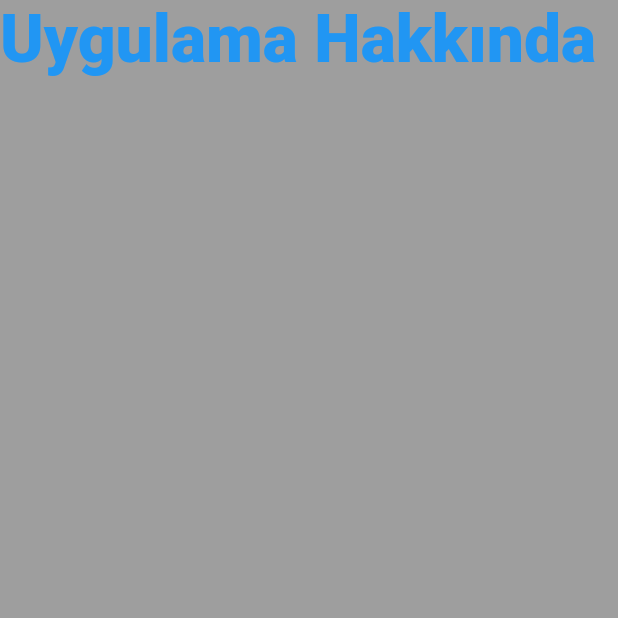
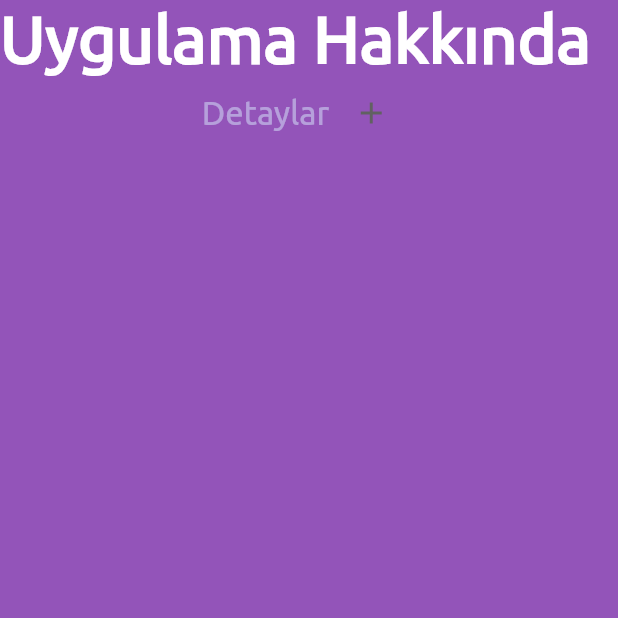
Before and after one commit to EsraKantarci/mirasapp, a Flutter app: the screen it shows after launch, on a phone screen of 412 x 824 dp, the top half of it. Run offline on Flutter 3.47's test engine with Material 2 defaults, Android fonts, the phone set to English and light mode, and no system bars; Roboto replaces fonts that are missing (Avenir).

Commit message:
Fonts added, pubspec settings updated, dropdown added

```diff
--- a/lib/home_page.dart
+++ b/lib/home_page.dart
@@ -1,4 +1,6 @@
 import 'package:flutter/material.dart';
+
+import 'constants.dart';
 
 class HomePage extends StatefulWidget {
   @override
@@ -9,7 +11,7 @@ class _HomePageState extends State<HomePage> {
   @override
   Widget build(BuildContext context) {
     return Scaffold(
-        backgroundColor: Colors.black38,
+        backgroundColor: gradientEndColor,
         body: Container(
             child: SafeArea(
                 child: Column(
@@ -17,12 +19,34 @@ class _HomePageState extends State<HomePage> {
             Text(
               "Uygulama Hakkında",
               style: TextStyle(
-                fontFamily: "Avenir",
+                fontFamily: "Ubuntu",
                 fontSize: 44,
-                color: Colors.blue,
+                color: Colors.white,
                 fontWeight: FontWeight.w900,
               ),
               textAlign: TextAlign.left,
+            ),
+            DropdownButton(
+              items: [
+                DropdownMenuItem(
+                  child: Text(
+                    "Detaylar",
+                    style: TextStyle(
+                      fontFamily: "Ubuntu",
+                      fontSize: 22,
+                      color: const Color(0x7cdbf1ff),
+                      fontWeight: FontWeight.w500,
+                    ),
+                    textAlign: TextAlign.left,
+                  ),
+                ),
+              ],
+              onChanged: (value) {},
+              icon: Padding(
+                padding: const EdgeInsets.only(left: 16.0),
+                child: Icon(Icons.add),
+              ),
+              underline: SizedBox(),
             ),
           ],
         ))));
--- a/lib/main.dart
+++ b/lib/main.dart
@@ -13,8 +13,8 @@ class MyApp extends StatelessWidget {
     return MaterialApp(
       title: 'Flutter Demo',
       theme: ThemeData(
-        primarySwatch: Colors.green,
         visualDensity: VisualDensity.adaptivePlatformDensity,
+        fontFamily: "Ubuntu",
       ),
       home: HomePage(),
       debugShowCheckedModeBanner: false,
```
Also changed, not shown: pubspec.yaml (+6 -7 lines), assets/fonts/FlutterIcons.ttf (added), assets/fonts/Ubuntu-Regular.ttf (added).
